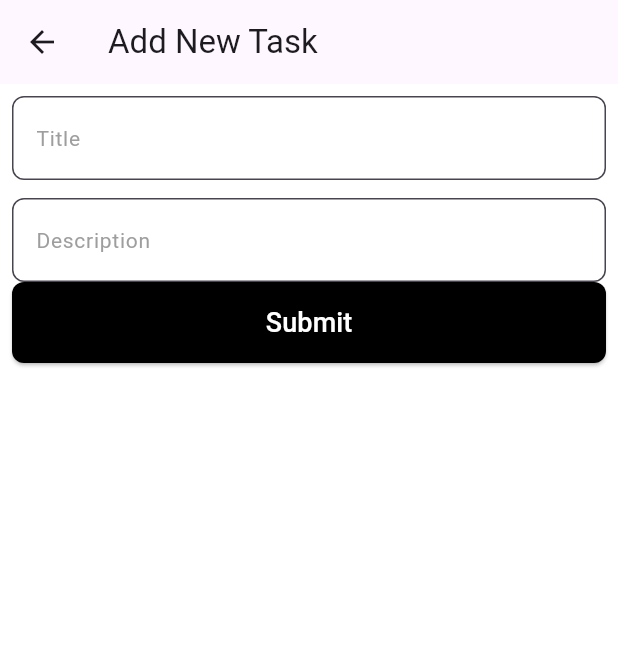
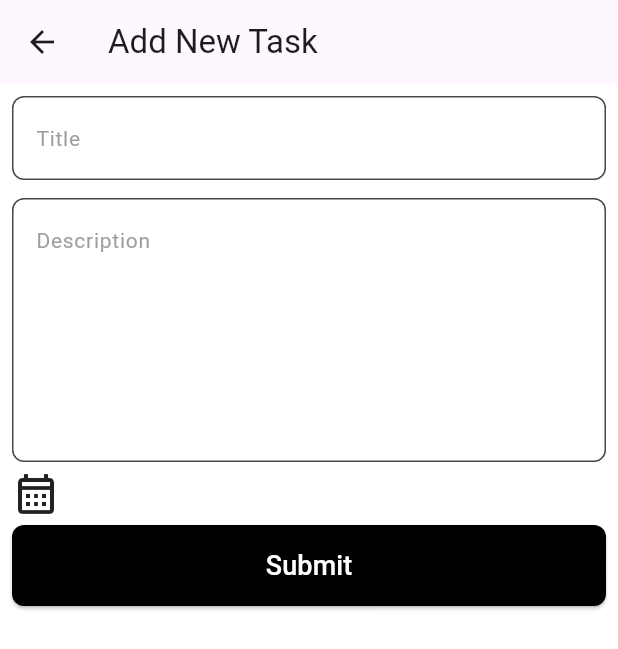
Before and after one commit to le0815/phan_mem_giao_nhac_viec, a Flutter app: the AddTask screen opened by its route, on a phone screen of 412 x 824 dp. Shown: the top 649 px of the screen. Run offline on Flutter 3.47's test engine with Material 3 defaults, Android fonts, the phone set to English and light mode, and no system bars; our stand-ins replace cloud_firestore, firebase_auth, firebase_core, syncfusion_flutter_gauges; missing offline and left inert: horizontal_week_calendar, omni_datetime_picker, slideable; accounts and stored records are empty.

Commit message:
update time picker for task in add task screen, update task model with 'createAt' and 'due' attribute

```diff
--- a/lib/main.dart
+++ b/lib/main.dart
@@ -1,5 +1,4 @@
 import 'package:flutter/material.dart';
-import 'package:phan_mem_giao_nhac_viec/pages/detail_task_page.dart';
 import 'package:phan_mem_giao_nhac_viec/pages/add_task.dart';
 import 'package:phan_mem_giao_nhac_viec/services/auth/auth_gate.dart';
 import 'package:phan_mem_giao_nhac_viec/pages/body_task.dart';
@@ -35,7 +34,7 @@
         "/body_home": (context) => const BodyHome(),
         "/body_task": (context) => const BodyTask(),
         "/body_message": (context) => const BodyMessage(),
-        "/add_task": (context) => const AddTask(),
+        "/add_task": (context) => AddTask(),
       },
     );
   }
--- a/lib/models/model_task.dart
+++ b/lib/models/model_task.dart
@@ -1,13 +1,19 @@
+import 'package:cloud_firestore/cloud_firestore.dart';
+
 class ModelTask {
   String titleTask;
   String descriptionTask;
+  Timestamp? due;
+  final Timestamp createAt;
   final String uid;
   final String? idTask;
 
   ModelTask({
+    required this.createAt,
     required this.titleTask,
     required this.descriptionTask,
     required this.uid,
+    this.due,
     this.idTask,
   });
 
@@ -17,12 +23,16 @@ class ModelTask {
             "title": titleTask,
             "description": descriptionTask,
             "uid": uid,
+            "createAt": createAt,
+            "due": due
           }
         : {
             "title": titleTask,
             "description": descriptionTask,
             "uid": uid,
-            "idTask": idTask
+            "idTask": idTask,
+            "createAt": createAt,
+            "due": due
           };
   }
 }
--- a/lib/pages/add_task.dart
+++ b/lib/pages/add_task.dart
@@ -3,22 +3,29 @@ import 'dart:developer';
 import 'package:cloud_firestore/cloud_firestore.dart';
 import 'package:firebase_auth/firebase_auth.dart';
 import 'package:flutter/material.dart';
+import 'package:omni_datetime_picker/omni_datetime_picker.dart';
 import 'package:phan_mem_giao_nhac_viec/components/my_alert_dialog.dart';
 import 'package:phan_mem_giao_nhac_viec/components/my_elevated_button_long.dart';
 import 'package:phan_mem_giao_nhac_viec/components/my_loading_indicator.dart';
+import 'package:phan_mem_giao_nhac_viec/components/my_snackbar.dart';
 import 'package:phan_mem_giao_nhac_viec/components/my_textfield.dart';
 import 'package:phan_mem_giao_nhac_viec/models/model_task.dart';
 import 'package:phan_mem_giao_nhac_viec/services/task/task_service.dart';
 import 'package:phan_mem_giao_nhac_viec/ultis/add_space.dart';
 
-class AddTask extends StatelessWidget {
-  const AddTask({super.key});
+class AddTask extends StatefulWidget {
+  AddTask({super.key});
+  Timestamp? createAt;
+  Timestamp? due;
+  var taskTitleController = TextEditingController();
+  var taskDescriptionController = TextEditingController();
+  @override
+  State<AddTask> createState() => _AddTaskState();
+}
 
+class _AddTaskState extends State<AddTask> {
   @override
   Widget build(BuildContext context) {
-    var taskTitleController = TextEditingController();
-    var taskDescriptionController = TextEditingController();
-
     final TaskService taskService = TaskService();
 
     Future<void> UploadTask() async {
@@ -27,10 +34,11 @@ class AddTask extends StatelessWidget {
       try {
         await taskService.AddTaskToDb(
           ModelTask(
-            titleTask: taskTitleController.text.trim(),
-            descriptionTask: taskDescriptionController.text.trim(),
+              titleTask: widget.taskTitleController.text.trim(),
+              descriptionTask: widget.taskDescriptionController.text.trim(),
               uid: FirebaseAuth.instance.currentUser!.uid,
-          ),
+              createAt: widget.createAt!,
+              due: widget.due),
         );
         log("upload task is ok");
 
@@ -51,25 +59,52 @@ class AddTask extends StatelessWidget {
       }
     }
 
+    GetDates() async {
+      List<DateTime>? dateTimeList =
+          await showOmniDateTimeRangePicker(context: context);
+      if (dateTimeList == null) {
+        return;
+      }
+      widget.createAt = Timestamp.fromMillisecondsSinceEpoch(
+          dateTimeList[0].millisecondsSinceEpoch);
+      widget.due = Timestamp.fromMillisecondsSinceEpoch(
+          dateTimeList[1].millisecondsSinceEpoch);
+
+      // if createAt > due =>
+      if (DateTime.fromMillisecondsSinceEpoch(
+                  widget.createAt!.millisecondsSinceEpoch)
+              .compareTo(DateTime.fromMillisecondsSinceEpoch(
+                  widget.due!.millisecondsSinceEpoch)) ==
+          1) {
+        log("Start time must be equal or greater than end time");
+        if (context.mounted) {
+          MySnackBar(
+              context, "Start time must be equal or greater than end time");
+        }
+        return GetDates();
+      }
+      setState(() {});
+    }
+
     return Scaffold(
       backgroundColor: Colors.white,
       appBar: AppBar(
         title: const Text("Add New Task"),
       ),
-      body: Padding(
+      body: SingleChildScrollView(
+        child: Padding(
           padding: const EdgeInsets.all(8.0),
           child: Container(
             color: Colors.white,
             child: Column(
+              mainAxisAlignment: MainAxisAlignment.spaceBetween,
               children: [
-              // title
-              MyTextfield(
-                  textFieldHint: "Title", textController: taskTitleController),
-              AddVerticalSpace(12),
-              // description
-              MyTextfield(
-                  textFieldHint: "Description",
-                  textController: taskDescriptionController),
+                // InputField for title and description
+                InputField(widget.taskTitleController,
+                    widget.taskDescriptionController),
+
+                // datetime picker for due
+                DateTimePicker(GetDates),
 
                 // submit
                 Row(
@@ -88,6 +123,56 @@ class AddTask extends StatelessWidget {
             ),
           ),
         ),
+      ),
+    );
+  }
+
+  GestureDetector DateTimePicker(Future<dynamic> GetDates()) {
+    return GestureDetector(
+      onTap: () async {
+        await GetDates();
+      },
+      child: Row(
+        mainAxisSize: MainAxisSize.max,
+        children: [
+          const Icon(
+            Icons.calendar_month_outlined,
+            size: 32,
+          ),
+          Column(
+            crossAxisAlignment: CrossAxisAlignment.start,
+            children: [
+              AddHorizontalSpace(10),
+              // createAt
+              Text(widget.createAt == null
+                  ? ""
+                  : "Create At: ${DateTime.fromMillisecondsSinceEpoch(widget.createAt!.millisecondsSinceEpoch).toLocal()}"),
+              // due
+              Text(widget.due == null
+                  ? ""
+                  : "Due: ${DateTime.fromMillisecondsSinceEpoch(widget.due!.millisecondsSinceEpoch).toLocal()}"),
+            ],
+          ),
+        ],
+      ),
+    );
+  }
+
+  Column InputField(TextEditingController taskTitleController,
+      TextEditingController taskDescriptionController) {
+    return Column(
+      children: [
+        // title
+        MyTextfield(
+            textFieldHint: "Title", textController: taskTitleController),
+        AddVerticalSpace(12),
+        // description
+        MyTextfield(
+          textFieldHint: "Description",
+          textController: taskDescriptionController,
+          maxLines: 6,
+        ),
+      ],
     );
   }
 }
--- a/pubspec.yaml
+++ b/pubspec.yaml
@@ -44,6 +44,7 @@ dependencies:
   cloud_firestore: ^5.5.0
   provider: ^6.1.2
   slideable: ^0.0.2
+  omni_datetime_picker: ^2.0.5
 
 dev_dependencies:
   flutter_test:
```
Also changed, not shown: lib/pages/body_task.dart (+6 -5 lines), pubspec.lock. Lines whose indentation alone changed are shown as unchanged.
